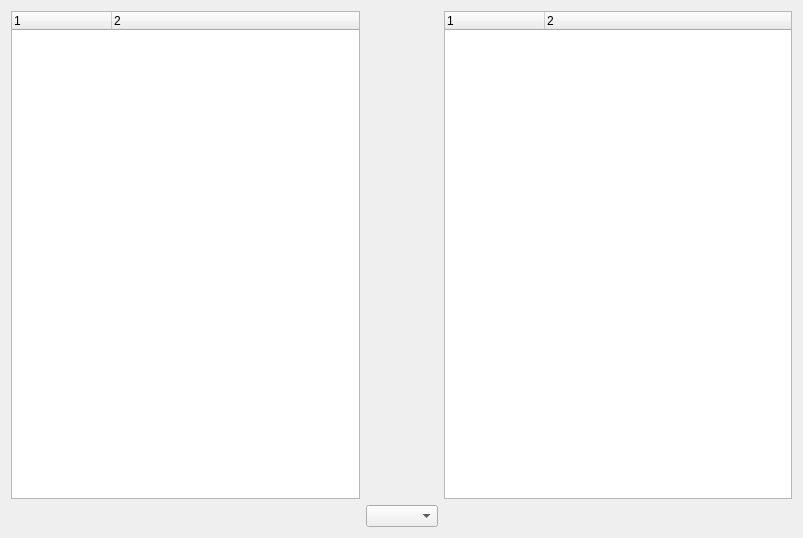
Above: utils/mc_log_gui/mc_log_tab_ui.ui from jrl-umi3218/mc_rtc before the change. Below: the same form after it.
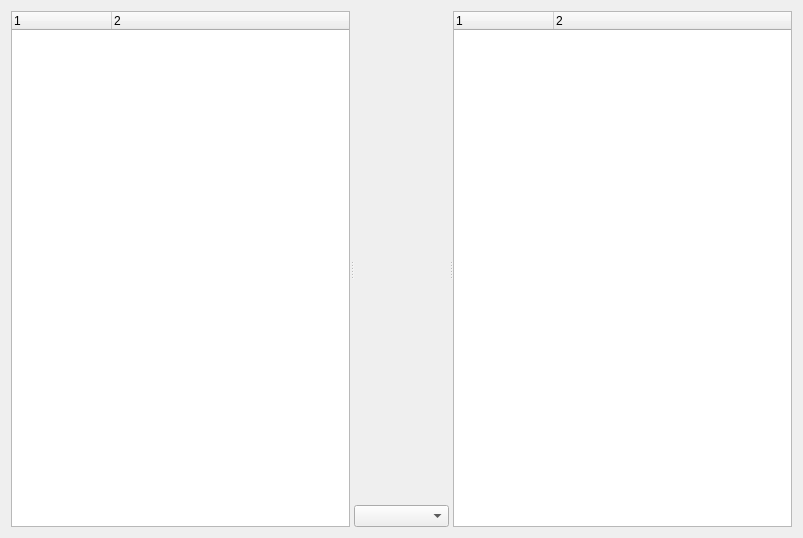
That is the form after the change. Custom widgets are drawn as their Qt base class.

Commit message: Improve log legend display

```diff
--- a/utils/mc_log_gui/mc_log_tab_ui.ui
+++ b/utils/mc_log_gui/mc_log_tab_ui.ui
@@ -13,13 +13,12 @@
   <property name="windowTitle">
    <string>MCLogTab</string>
   </property>
-  <layout class="QGridLayout" name="gridLayout_2">
-   <item row="0" column="0">
-    <layout class="QGridLayout" name="gridLayout">
-     <item row="0" column="1">
-      <widget class="PlotCanvasWithToolbar" name="canvas" native="true"/>
-     </item>
-     <item row="0" column="0">
+  <layout class="QHBoxLayout" name="horizontalLayout">
+   <item>
+    <widget class="QSplitter" name="splitter">
+     <property name="orientation">
+      <enum>Qt::Horizontal</enum>
+     </property>
       <widget class="QTreeWidget" name="y1Selector">
        <property name="selectionMode">
         <enum>QAbstractItemView::ExtendedSelection</enum>
@@ -44,34 +43,38 @@
         </property>
        </column>
       </widget>
-     </item>
-     <item row="0" column="2">
-      <widget class="QTreeWidget" name="y2Selector">
-       <property name="selectionMode">
-        <enum>QAbstractItemView::ExtendedSelection</enum>
-       </property>
-       <property name="columnCount">
-        <number>2</number>
-       </property>
-       <attribute name="headerVisible">
-        <bool>true</bool>
-       </attribute>
-       <column>
-        <property name="text">
-         <string notr="true">1</string>
-        </property>
-       </column>
-       <column>
-        <property name="text">
-         <string notr="true">2</string>
-        </property>
-       </column>
-      </widget>
-     </item>
-     <item row="1" column="1">
+     <widget class="QWidget" name="">
+      <layout class="QVBoxLayout" name="verticalLayout">
+       <item>
+        <widget class="PlotCanvasWithToolbar" name="canvas" native="true"/>
+       </item>
+       <item>
       <widget class="QComboBox" name="xSelector"/>
      </item>
     </layout>
+     </widget>
+     <widget class="QTreeWidget" name="y2Selector">
+      <property name="selectionMode">
+       <enum>QAbstractItemView::ExtendedSelection</enum>
+      </property>
+      <property name="columnCount">
+       <number>2</number>
+      </property>
+      <attribute name="headerVisible">
+       <bool>true</bool>
+      </attribute>
+      <column>
+       <property name="text">
+        <string notr="true">1</string>
+       </property>
+      </column>
+      <column>
+       <property name="text">
+        <string notr="true">2</string>
+       </property>
+      </column>
+     </widget>
+    </widget>
    </item>
   </layout>
  </widget>
```
Lines whose indentation alone changed are shown as unchanged. The commit also changes 2 other files.
